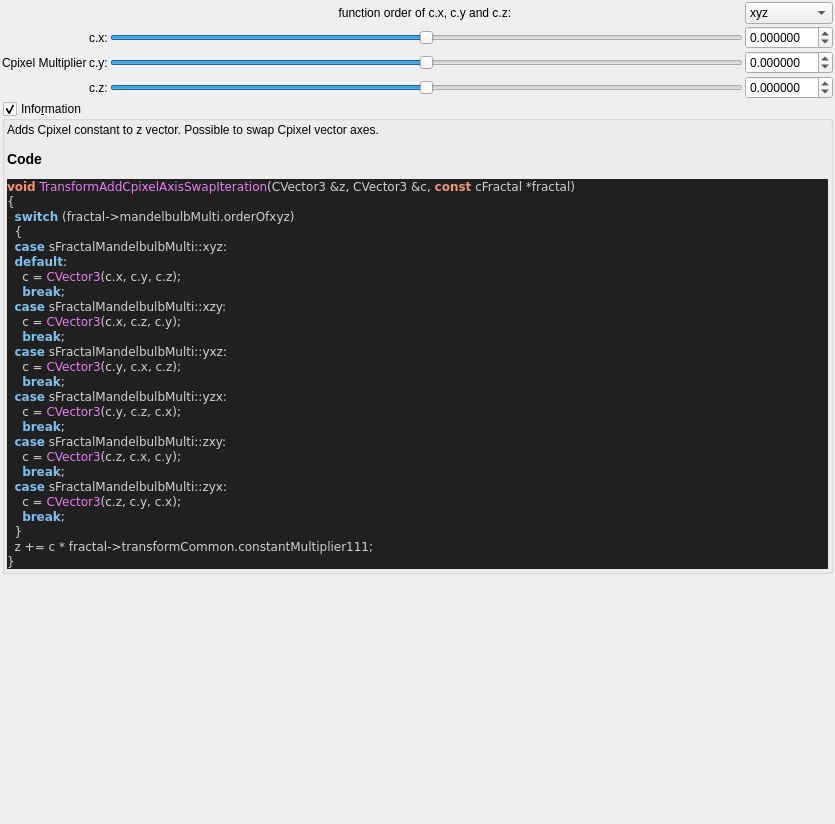
Before: the Qt Designer form mandelbulber2/qt_data/fractal_transf_add_Cpixel_axis_swap.ui in buddhi1980/mandelbulber2, drawn with Qt 5.
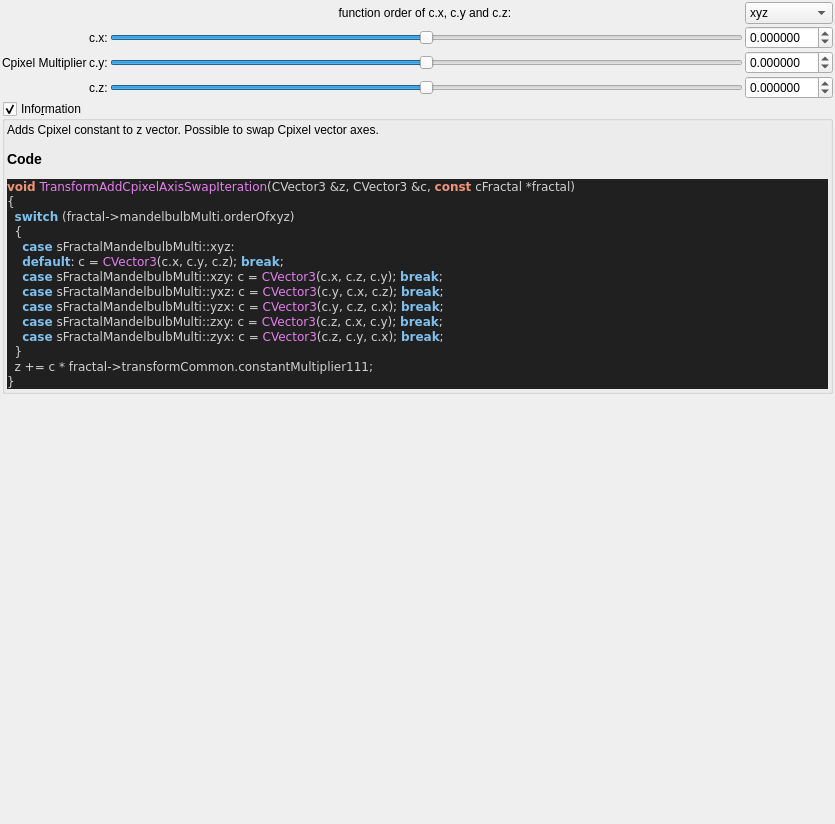
After: the same form once the commit is applied. Custom widgets are drawn as their Qt base class.

Commit message:
source code format for fractal_formulas.cpp
- now complete code base is refactored!
- also regenerated ui files with populateUiInformation.php
- codeStyleCheck.php is now fully functional and can be used auto
refactor the code base (may be a little slow)

The edit to the form file:
```diff
--- a/mandelbulber2/qt_data/fractal_transf_add_Cpixel_axis_swap.ui
+++ b/mandelbulber2/qt_data/fractal_transf_add_Cpixel_axis_swap.ui
@@ -305,25 +305,13 @@
 &lt;span style=&quot;color:#d0d0d0&quot;&gt;{&lt;/span&gt;
   &lt;span style=&quot;color:#7ec0ee; font-weight:bold&quot;&gt;switch&lt;/span&gt; &lt;span style=&quot;color:#d0d0d0&quot;&gt;(&lt;/span&gt;fractal&lt;span style=&quot;color:#d0d0d0&quot;&gt;-&amp;gt;&lt;/span&gt;mandelbulbMulti&lt;span style=&quot;color:#d0d0d0&quot;&gt;.&lt;/span&gt;orderOfxyz&lt;span style=&quot;color:#d0d0d0&quot;&gt;)&lt;/span&gt;
   &lt;span style=&quot;color:#d0d0d0&quot;&gt;{&lt;/span&gt;
-  &lt;span style=&quot;color:#7ec0ee; font-weight:bold&quot;&gt;case&lt;/span&gt; sFractalMandelbulbMulti&lt;span style=&quot;color:#d0d0d0&quot;&gt;::&lt;/span&gt;xyz&lt;span style=&quot;color:#d0d0d0&quot;&gt;:&lt;/span&gt;
-  &lt;span style=&quot;color:#7ec0ee; font-weight:bold&quot;&gt;default&lt;/span&gt;&lt;span style=&quot;color:#d0d0d0&quot;&gt;:&lt;/span&gt;
-    c &lt;span style=&quot;color:#d0d0d0&quot;&gt;=&lt;/span&gt; &lt;span style=&quot;color:#e47eed&quot;&gt;CVector3&lt;/span&gt;&lt;span style=&quot;color:#d0d0d0&quot;&gt;(&lt;/span&gt;c&lt;span style=&quot;color:#d0d0d0&quot;&gt;.&lt;/span&gt;x&lt;span style=&quot;color:#d0d0d0&quot;&gt;,&lt;/span&gt; c&lt;span style=&quot;color:#d0d0d0&quot;&gt;.&lt;/span&gt;y&lt;span style=&quot;color:#d0d0d0&quot;&gt;,&lt;/span&gt; c&lt;span style=&quot;color:#d0d0d0&quot;&gt;.&lt;/span&gt;z&lt;span style=&quot;color:#d0d0d0&quot;&gt;);&lt;/span&gt;
-    &lt;span style=&quot;color:#7ec0ee; font-weight:bold&quot;&gt;break&lt;/span&gt;&lt;span style=&quot;color:#d0d0d0&quot;&gt;;&lt;/span&gt;
-  &lt;span style=&quot;color:#7ec0ee; font-weight:bold&quot;&gt;case&lt;/span&gt; sFractalMandelbulbMulti&lt;span style=&quot;color:#d0d0d0&quot;&gt;::&lt;/span&gt;xzy&lt;span style=&quot;color:#d0d0d0&quot;&gt;:&lt;/span&gt;
-    c &lt;span style=&quot;color:#d0d0d0&quot;&gt;=&lt;/span&gt; &lt;span style=&quot;color:#e47eed&quot;&gt;CVector3&lt;/span&gt;&lt;span style=&quot;color:#d0d0d0&quot;&gt;(&lt;/span&gt;c&lt;span style=&quot;color:#d0d0d0&quot;&gt;.&lt;/span&gt;x&lt;span style=&quot;color:#d0d0d0&quot;&gt;,&lt;/span&gt; c&lt;span style=&quot;color:#d0d0d0&quot;&gt;.&lt;/span&gt;z&lt;span style=&quot;color:#d0d0d0&quot;&gt;,&lt;/span&gt; c&lt;span style=&quot;color:#d0d0d0&quot;&gt;.&lt;/span&gt;y&lt;span style=&quot;color:#d0d0d0&quot;&gt;);&lt;/span&gt;
-    &lt;span style=&quot;color:#7ec0ee; font-weight:bold&quot;&gt;break&lt;/span&gt;&lt;span style=&quot;color:#d0d0d0&quot;&gt;;&lt;/span&gt;
-  &lt;span style=&quot;color:#7ec0ee; font-weight:bold&quot;&gt;case&lt;/span&gt; sFractalMandelbulbMulti&lt;span style=&quot;color:#d0d0d0&quot;&gt;::&lt;/span&gt;yxz&lt;span style=&quot;color:#d0d0d0&quot;&gt;:&lt;/span&gt;
-    c &lt;span style=&quot;color:#d0d0d0&quot;&gt;=&lt;/span&gt; &lt;span style=&quot;color:#e47eed&quot;&gt;CVector3&lt;/span&gt;&lt;span style=&quot;color:#d0d0d0&quot;&gt;(&lt;/span&gt;c&lt;span style=&quot;color:#d0d0d0&quot;&gt;.&lt;/span&gt;y&lt;span style=&quot;color:#d0d0d0&quot;&gt;,&lt;/span&gt; c&lt;span style=&quot;color:#d0d0d0&quot;&gt;.&lt;/span&gt;x&lt;span style=&quot;color:#d0d0d0&quot;&gt;,&lt;/span&gt; c&lt;span style=&quot;color:#d0d0d0&quot;&gt;.&lt;/span&gt;z&lt;span style=&quot;color:#d0d0d0&quot;&gt;);&lt;/span&gt;
-    &lt;span style=&quot;color:#7ec0ee; font-weight:bold&quot;&gt;break&lt;/span&gt;&lt;span style=&quot;color:#d0d0d0&quot;&gt;;&lt;/span&gt;
-  &lt;span style=&quot;color:#7ec0ee; font-weight:bold&quot;&gt;case&lt;/span&gt; sFractalMandelbulbMulti&lt;span style=&quot;color:#d0d0d0&quot;&gt;::&lt;/span&gt;yzx&lt;span style=&quot;color:#d0d0d0&quot;&gt;:&lt;/span&gt;
-    c &lt;span style=&quot;color:#d0d0d0&quot;&gt;=&lt;/span&gt; &lt;span style=&quot;color:#e47eed&quot;&gt;CVector3&lt;/span&gt;&lt;span style=&quot;color:#d0d0d0&quot;&gt;(&lt;/span&gt;c&lt;span style=&quot;color:#d0d0d0&quot;&gt;.&lt;/span&gt;y&lt;span style=&quot;color:#d0d0d0&quot;&gt;,&lt;/span&gt; c&lt;span style=&quot;color:#d0d0d0&quot;&gt;.&lt;/span&gt;z&lt;span style=&quot;color:#d0d0d0&quot;&gt;,&lt;/span&gt; c&lt;span style=&quot;color:#d0d0d0&quot;&gt;.&lt;/span&gt;x&lt;span style=&quot;color:#d0d0d0&quot;&gt;);&lt;/span&gt;
-    &lt;span style=&quot;color:#7ec0ee; font-weight:bold&quot;&gt;break&lt;/span&gt;&lt;span style=&quot;color:#d0d0d0&quot;&gt;;&lt;/span&gt;
-  &lt;span style=&quot;color:#7ec0ee; font-weight:bold&quot;&gt;case&lt;/span&gt; sFractalMandelbulbMulti&lt;span style=&quot;color:#d0d0d0&quot;&gt;::&lt;/span&gt;zxy&lt;span style=&quot;color:#d0d0d0&quot;&gt;:&lt;/span&gt;
-    c &lt;span style=&quot;color:#d0d0d0&quot;&gt;=&lt;/span&gt; &lt;span style=&quot;color:#e47eed&quot;&gt;CVector3&lt;/span&gt;&lt;span style=&quot;color:#d0d0d0&quot;&gt;(&lt;/span&gt;c&lt;span style=&quot;color:#d0d0d0&quot;&gt;.&lt;/span&gt;z&lt;span style=&quot;color:#d0d0d0&quot;&gt;,&lt;/span&gt; c&lt;span style=&quot;color:#d0d0d0&quot;&gt;.&lt;/span&gt;x&lt;span style=&quot;color:#d0d0d0&quot;&gt;,&lt;/span&gt; c&lt;span style=&quot;color:#d0d0d0&quot;&gt;.&lt;/span&gt;y&lt;span style=&quot;color:#d0d0d0&quot;&gt;);&lt;/span&gt;
-    &lt;span style=&quot;color:#7ec0ee; font-weight:bold&quot;&gt;break&lt;/span&gt;&lt;span style=&quot;color:#d0d0d0&quot;&gt;;&lt;/span&gt;
-  &lt;span style=&quot;color:#7ec0ee; font-weight:bold&quot;&gt;case&lt;/span&gt; sFractalMandelbulbMulti&lt;span style=&quot;color:#d0d0d0&quot;&gt;::&lt;/span&gt;zyx&lt;span style=&quot;color:#d0d0d0&quot;&gt;:&lt;/span&gt;
-    c &lt;span style=&quot;color:#d0d0d0&quot;&gt;=&lt;/span&gt; &lt;span style=&quot;color:#e47eed&quot;&gt;CVector3&lt;/span&gt;&lt;span style=&quot;color:#d0d0d0&quot;&gt;(&lt;/span&gt;c&lt;span style=&quot;color:#d0d0d0&quot;&gt;.&lt;/span&gt;z&lt;span style=&quot;color:#d0d0d0&quot;&gt;,&lt;/span&gt; c&lt;span style=&quot;color:#d0d0d0&quot;&gt;.&lt;/span&gt;y&lt;span style=&quot;color:#d0d0d0&quot;&gt;,&lt;/span&gt; c&lt;span style=&quot;color:#d0d0d0&quot;&gt;.&lt;/span&gt;x&lt;span style=&quot;color:#d0d0d0&quot;&gt;);&lt;/span&gt;
-    &lt;span style=&quot;color:#7ec0ee; font-weight:bold&quot;&gt;break&lt;/span&gt;&lt;span style=&quot;color:#d0d0d0&quot;&gt;;&lt;/span&gt;
+    &lt;span style=&quot;color:#7ec0ee; font-weight:bold&quot;&gt;case&lt;/span&gt; sFractalMandelbulbMulti&lt;span style=&quot;color:#d0d0d0&quot;&gt;::&lt;/span&gt;xyz&lt;span style=&quot;color:#d0d0d0&quot;&gt;:&lt;/span&gt;
+    &lt;span style=&quot;color:#7ec0ee; font-weight:bold&quot;&gt;default&lt;/span&gt;&lt;span style=&quot;color:#d0d0d0&quot;&gt;:&lt;/span&gt; c &lt;span style=&quot;color:#d0d0d0&quot;&gt;=&lt;/span&gt; &lt;span style=&quot;color:#e47eed&quot;&gt;CVector3&lt;/span&gt;&lt;span style=&quot;color:#d0d0d0&quot;&gt;(&lt;/span&gt;c&lt;span style=&quot;color:#d0d0d0&quot;&gt;.&lt;/span&gt;x&lt;span style=&quot;color:#d0d0d0&quot;&gt;,&lt;/span&gt; c&lt;span style=&quot;color:#d0d0d0&quot;&gt;.&lt;/span&gt;y&lt;span style=&quot;color:#d0d0d0&quot;&gt;,&lt;/span&gt; c&lt;span style=&quot;color:#d0d0d0&quot;&gt;.&lt;/span&gt;z&lt;span style=&quot;color:#d0d0d0&quot;&gt;);&lt;/span&gt; &lt;span style=&quot;color:#7ec0ee; font-weight:bold&quot;&gt;break&lt;/span&gt;&lt;span style=&quot;color:#d0d0d0&quot;&gt;;&lt;/span&gt;
+    &lt;span style=&quot;color:#7ec0ee; font-weight:bold&quot;&gt;case&lt;/span&gt; sFractalMandelbulbMulti&lt;span style=&quot;color:#d0d0d0&quot;&gt;::&lt;/span&gt;xzy&lt;span style=&quot;color:#d0d0d0&quot;&gt;:&lt;/span&gt; c &lt;span style=&quot;color:#d0d0d0&quot;&gt;=&lt;/span&gt; &lt;span style=&quot;color:#e47eed&quot;&gt;CVector3&lt;/span&gt;&lt;span style=&quot;color:#d0d0d0&quot;&gt;(&lt;/span&gt;c&lt;span style=&quot;color:#d0d0d0&quot;&gt;.&lt;/span&gt;x&lt;span style=&quot;color:#d0d0d0&quot;&gt;,&lt;/span&gt; c&lt;span style=&quot;color:#d0d0d0&quot;&gt;.&lt;/span&gt;z&lt;span style=&quot;color:#d0d0d0&quot;&gt;,&lt;/span&gt; c&lt;span style=&quot;color:#d0d0d0&quot;&gt;.&lt;/span&gt;y&lt;span style=&quot;color:#d0d0d0&quot;&gt;);&lt;/span&gt; &lt;span style=&quot;color:#7ec0ee; font-weight:bold&quot;&gt;break&lt;/span&gt;&lt;span style=&quot;color:#d0d0d0&quot;&gt;;&lt;/span&gt;
+    &lt;span style=&quot;color:#7ec0ee; font-weight:bold&quot;&gt;case&lt;/span&gt; sFractalMandelbulbMulti&lt;span style=&quot;color:#d0d0d0&quot;&gt;::&lt;/span&gt;yxz&lt;span style=&quot;color:#d0d0d0&quot;&gt;:&lt;/span&gt; c &lt;span style=&quot;color:#d0d0d0&quot;&gt;=&lt;/span&gt; &lt;span style=&quot;color:#e47eed&quot;&gt;CVector3&lt;/span&gt;&lt;span style=&quot;color:#d0d0d0&quot;&gt;(&lt;/span&gt;c&lt;span style=&quot;color:#d0d0d0&quot;&gt;.&lt;/span&gt;y&lt;span style=&quot;color:#d0d0d0&quot;&gt;,&lt;/span&gt; c&lt;span style=&quot;color:#d0d0d0&quot;&gt;.&lt;/span&gt;x&lt;span style=&quot;color:#d0d0d0&quot;&gt;,&lt;/span&gt; c&lt;span style=&quot;color:#d0d0d0&quot;&gt;.&lt;/span&gt;z&lt;span style=&quot;color:#d0d0d0&quot;&gt;);&lt;/span&gt; &lt;span style=&quot;color:#7ec0ee; font-weight:bold&quot;&gt;break&lt;/span&gt;&lt;span style=&quot;color:#d0d0d0&quot;&gt;;&lt;/span&gt;
+    &lt;span style=&quot;color:#7ec0ee; font-weight:bold&quot;&gt;case&lt;/span&gt; sFractalMandelbulbMulti&lt;span style=&quot;color:#d0d0d0&quot;&gt;::&lt;/span&gt;yzx&lt;span style=&quot;color:#d0d0d0&quot;&gt;:&lt;/span&gt; c &lt;span style=&quot;color:#d0d0d0&quot;&gt;=&lt;/span&gt; &lt;span style=&quot;color:#e47eed&quot;&gt;CVector3&lt;/span&gt;&lt;span style=&quot;color:#d0d0d0&quot;&gt;(&lt;/span&gt;c&lt;span style=&quot;color:#d0d0d0&quot;&gt;.&lt;/span&gt;y&lt;span style=&quot;color:#d0d0d0&quot;&gt;,&lt;/span&gt; c&lt;span style=&quot;color:#d0d0d0&quot;&gt;.&lt;/span&gt;z&lt;span style=&quot;color:#d0d0d0&quot;&gt;,&lt;/span&gt; c&lt;span style=&quot;color:#d0d0d0&quot;&gt;.&lt;/span&gt;x&lt;span style=&quot;color:#d0d0d0&quot;&gt;);&lt;/span&gt; &lt;span style=&quot;color:#7ec0ee; font-weight:bold&quot;&gt;break&lt;/span&gt;&lt;span style=&quot;color:#d0d0d0&quot;&gt;;&lt;/span&gt;
+    &lt;span style=&quot;color:#7ec0ee; font-weight:bold&quot;&gt;case&lt;/span&gt; sFractalMandelbulbMulti&lt;span style=&quot;color:#d0d0d0&quot;&gt;::&lt;/span&gt;zxy&lt;span style=&quot;color:#d0d0d0&quot;&gt;:&lt;/span&gt; c &lt;span style=&quot;color:#d0d0d0&quot;&gt;=&lt;/span&gt; &lt;span style=&quot;color:#e47eed&quot;&gt;CVector3&lt;/span&gt;&lt;span style=&quot;color:#d0d0d0&quot;&gt;(&lt;/span&gt;c&lt;span style=&quot;color:#d0d0d0&quot;&gt;.&lt;/span&gt;z&lt;span style=&quot;color:#d0d0d0&quot;&gt;,&lt;/span&gt; c&lt;span style=&quot;color:#d0d0d0&quot;&gt;.&lt;/span&gt;x&lt;span style=&quot;color:#d0d0d0&quot;&gt;,&lt;/span&gt; c&lt;span style=&quot;color:#d0d0d0&quot;&gt;.&lt;/span&gt;y&lt;span style=&quot;color:#d0d0d0&quot;&gt;);&lt;/span&gt; &lt;span style=&quot;color:#7ec0ee; font-weight:bold&quot;&gt;break&lt;/span&gt;&lt;span style=&quot;color:#d0d0d0&quot;&gt;;&lt;/span&gt;
+    &lt;span style=&quot;color:#7ec0ee; font-weight:bold&quot;&gt;case&lt;/span&gt; sFractalMandelbulbMulti&lt;span style=&quot;color:#d0d0d0&quot;&gt;::&lt;/span&gt;zyx&lt;span style=&quot;color:#d0d0d0&quot;&gt;:&lt;/span&gt; c &lt;span style=&quot;color:#d0d0d0&quot;&gt;=&lt;/span&gt; &lt;span style=&quot;color:#e47eed&quot;&gt;CVector3&lt;/span&gt;&lt;span style=&quot;color:#d0d0d0&quot;&gt;(&lt;/span&gt;c&lt;span style=&quot;color:#d0d0d0&quot;&gt;.&lt;/span&gt;z&lt;span style=&quot;color:#d0d0d0&quot;&gt;,&lt;/span&gt; c&lt;span style=&quot;color:#d0d0d0&quot;&gt;.&lt;/span&gt;y&lt;span style=&quot;color:#d0d0d0&quot;&gt;,&lt;/span&gt; c&lt;span style=&quot;color:#d0d0d0&quot;&gt;.&lt;/span&gt;x&lt;span style=&quot;color:#d0d0d0&quot;&gt;);&lt;/span&gt; &lt;span style=&quot;color:#7ec0ee; font-weight:bold&quot;&gt;break&lt;/span&gt;&lt;span style=&quot;color:#d0d0d0&quot;&gt;;&lt;/span&gt;
   &lt;span style=&quot;color:#d0d0d0&quot;&gt;}&lt;/span&gt;
   z &lt;span style=&quot;color:#d0d0d0&quot;&gt;+=&lt;/span&gt; c &lt;span style=&quot;color:#d0d0d0&quot;&gt;*&lt;/span&gt; fractal&lt;span style=&quot;color:#d0d0d0&quot;&gt;-&amp;gt;&lt;/span&gt;transformCommon&lt;span style=&quot;color:#d0d0d0&quot;&gt;.&lt;/span&gt;constantMultiplier111&lt;span style=&quot;color:#d0d0d0&quot;&gt;;&lt;/span&gt;
 &lt;span style=&quot;color:#d0d0d0&quot;&gt;}&lt;/span&gt;
```
The commit also changes 101 other files.
